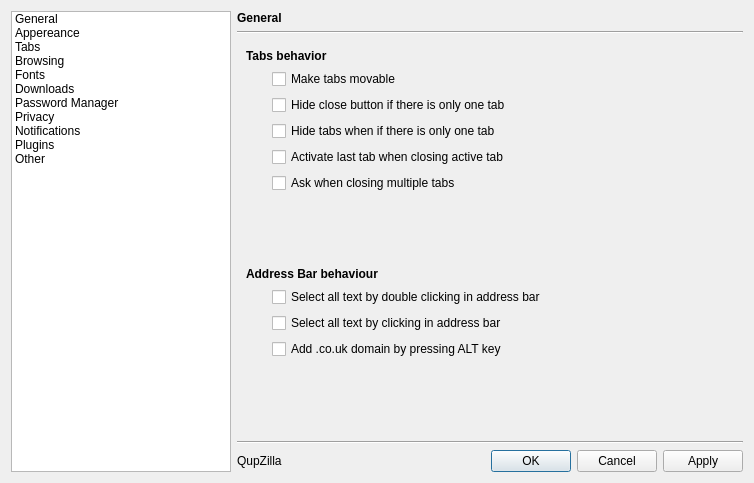
Old version of the form src/preferences/preferences.ui in the repository QupZilla/qupzilla.
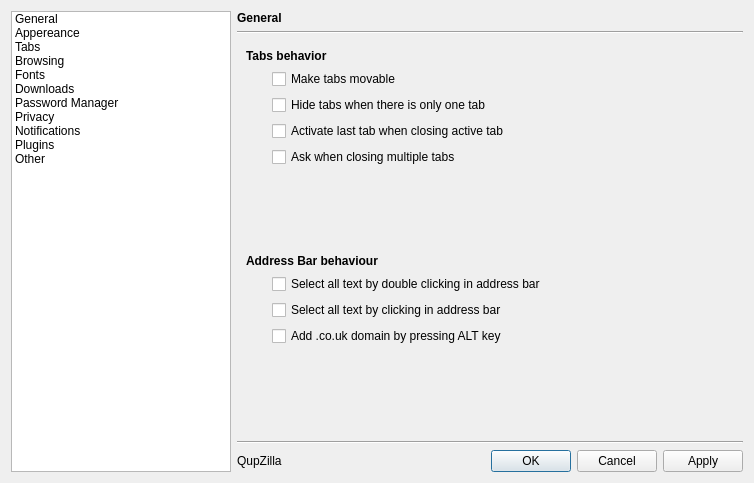
New version of the form. The open tabs and pages were chosen to show the change.

Commit message: [Fix:] Fixed showing close button on pinned tab on session restore.  - removed hide close button when there is only one tab option

```diff
--- a/src/preferences/preferences.ui
+++ b/src/preferences/preferences.ui
@@ -639,41 +639,34 @@
         </spacer>
        </item>
        <item row="2" column="1" colspan="2">
-        <widget class="QCheckBox" name="hideCloseOnTab">
-         <property name="text">
-          <string>Hide close button if there is only one tab</string>
-         </property>
-        </widget>
-       </item>
-       <item row="3" column="1" colspan="2">
         <widget class="QCheckBox" name="hideTabsOnTab">
          <property name="text">
-          <string>Hide tabs when if there is only one tab</string>
+          <string>Hide tabs when there is only one tab</string>
          </property>
         </widget>
        </item>
-       <item row="7" column="0" colspan="4">
+       <item row="6" column="0" colspan="4">
         <widget class="QLabel" name="label_25">
          <property name="text">
           <string>&lt;b&gt;Address Bar behaviour&lt;/b&gt;</string>
          </property>
         </widget>
        </item>
-       <item row="8" column="1" colspan="3">
+       <item row="7" column="1" colspan="3">
         <widget class="QCheckBox" name="selectAllOnFocus">
          <property name="text">
           <string>Select all text by double clicking in address bar</string>
          </property>
         </widget>
        </item>
-       <item row="10" column="1" colspan="3">
+       <item row="9" column="1" colspan="3">
         <widget class="QCheckBox" name="addCountryWithAlt">
          <property name="text">
           <string>Add .co.uk domain by pressing ALT key</string>
          </property>
         </widget>
        </item>
-       <item row="11" column="1">
+       <item row="10" column="1">
         <spacer name="verticalSpacer_8">
          <property name="orientation">
           <enum>Qt::Vertical</enum>
@@ -686,7 +679,7 @@
          </property>
         </spacer>
        </item>
-       <item row="6" column="1">
+       <item row="5" column="1">
         <spacer name="verticalSpacer_7">
          <property name="orientation">
           <enum>Qt::Vertical</enum>
@@ -699,21 +692,21 @@
          </property>
         </spacer>
        </item>
-       <item row="4" column="1">
+       <item row="3" column="1">
         <widget class="QCheckBox" name="activateLastTab">
          <property name="text">
           <string>Activate last tab when closing active tab</string>
          </property>
         </widget>
        </item>
-       <item row="5" column="1">
+       <item row="4" column="1">
         <widget class="QCheckBox" name="askWhenClosingMultipleTabs">
          <property name="text">
           <string>Ask when closing multiple tabs</string>
          </property>
         </widget>
        </item>
-       <item row="9" column="1" colspan="3">
+       <item row="8" column="1" colspan="3">
         <widget class="QCheckBox" name="selectAllOnClick">
          <property name="text">
           <string>Select all text by clicking in address bar</string>
```
The commit also changes 13 other files.
